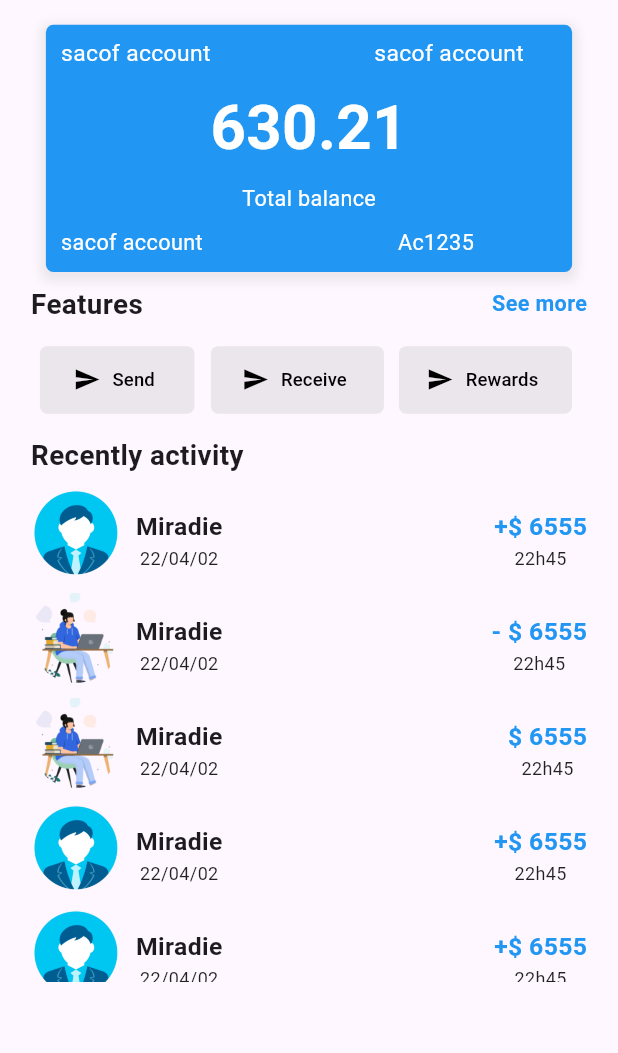
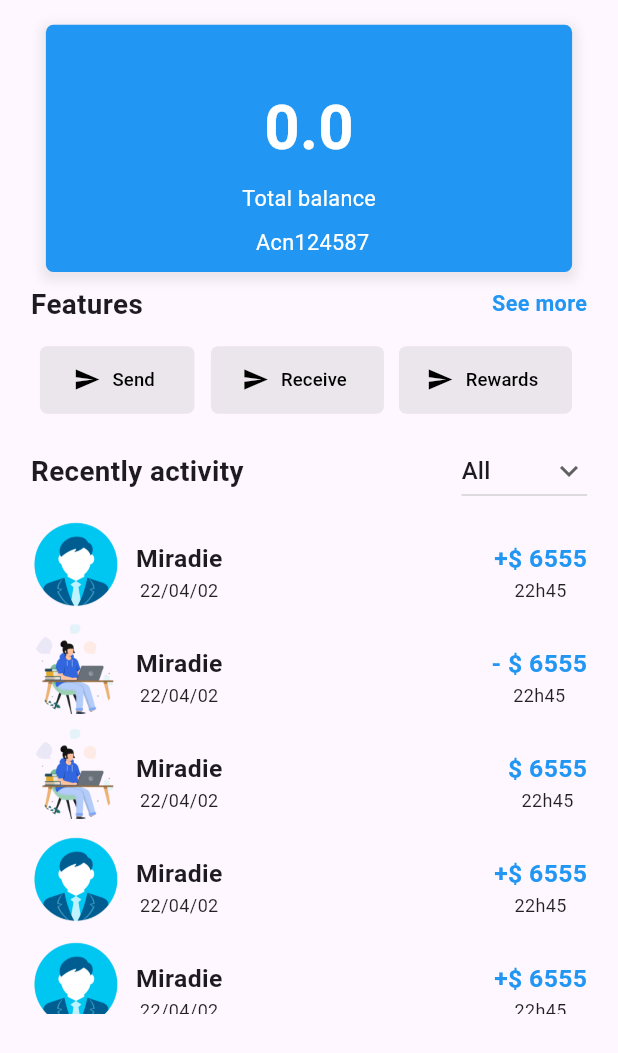
Before and after one commit to Honorine684/fluterrDay02, a Flutter app: the Home screen opened directly, on a phone screen of 412 x 824 dp. Shown: the top 1053 px of the screen. Run offline on Flutter 3.47's test engine with Material 3 defaults, Android fonts, the phone set to English and light mode, and no system bars; our stand-ins replace flutter_snake_navigationbar, shared_preferences, sqflite; accounts and stored records are empty.

Commit message:
ADD[ajout du dropdown sur la home page]

```diff
--- a/pay/lib/Home.dart
+++ b/pay/lib/Home.dart
@@ -73,7 +73,9 @@ final List<Map<String,String>> activity = [
 ];
 
 class HomeState extends State<Home> {
-  Future<Users?> getLoggedInUserData() async {
+
+  Users? userData ;
+  Future<Users?> getInfoUserConnecter() async {
   final SharedPreferences prefs = await SharedPreferences.getInstance();
   final int? userId = prefs.getInt('userId');
 
@@ -84,7 +86,12 @@ class HomeState extends State<Home> {
 
   return null;
 }
-  String dropdownvalue = 'All';
+Future<void> chargerInfoUser() async {
+  final user = await  getInfoUserConnecter();
+    setState(() {
+      userData = user;});
+}
+String dropdownvalue = 'All';
   var items = [
     'All',
     'Receive',
@@ -134,7 +141,7 @@ class HomeState extends State<Home> {
                           height: 10,
                         ),
                         Text(
-                          "sacof account",
+                          userData?.username ??"account",
                           style: TextStyle(
                               fontSize: largeurEcran * 0.037,
                               color: Colors.white),
@@ -144,7 +151,7 @@ class HomeState extends State<Home> {
                           width: 109,
                         ),
                         Text(
-                          "sacof account",
+                          userData?.username ??"account",
                           style: TextStyle(
                               fontSize: largeurEcran * 0.037,
                               color: Colors.white),
@@ -152,7 +159,7 @@ class HomeState extends State<Home> {
                       ],
                     ),
                     Text(
-                      "630.21",
+                      "${userData?.solde ?? '0.00'}",
                       style: TextStyle(
                           fontSize: largeurEcran * 0.1,
                           fontWeight: FontWeight.bold,
@@ -170,7 +177,7 @@ class HomeState extends State<Home> {
                           width: 10,
                         ),
                         Text(
-                          "sacof account",
+                          userData?.username ?? "account",
                           style: TextStyle(
                               fontSize: largeurEcran * 0.035,
                               color: Colors.white),
@@ -179,8 +186,8 @@ class HomeState extends State<Home> {
                           height: 10,
                           width: 130,
                         ),
-                        Text(
-                          "Ac1235",
+                        Text( "Acn124587"
+                           ,
                           style: TextStyle(
                               fontSize: largeurEcran * 0.035,
                               color: Colors.white),
@@ -305,25 +312,22 @@ class HomeState extends State<Home> {
                 ),
 
                 //dropdown
-      /*Center(
-        child: Column(
-          mainAxisAlignment: MainAxisAlignment.center,
-          children: [
-            DropdownButton(
+
+            DropdownButton<String>(
 
               // Initial Value
               value: dropdownvalue,
+              hint: const Text("Filter By"),
+
 
               // Down Arrow Icon
               icon: const Icon(Icons.keyboard_arrow_down),
 
               // Array list of items
-              items: items.map((String items) {
-                return DropdownMenuItem(
-                  value: items,
-                  child: Text(items),
-                );
-              }).toList(),
+              items: const [
+                DropdownMenuItem(value: 'All',child: Text('All'),),
+                DropdownMenuItem(value: "Recent",child: Text("Recent"),)
+              ],
               // After selecting the desired option,it will
               // change button value to selected value
               onChanged: (String? newValue) {
@@ -333,9 +337,9 @@ class HomeState extends State<Home> {
               },
             ),
           ],),
-            )]*/
 
-          ]),
+
+
             SizedBox(height: largeurEcran * 0.02),
             SizedBox(
               height: hauteurEcran*0.4,
--- a/pay/lib/JsonModels/User.dart
+++ b/pay/lib/JsonModels/User.dart
@@ -6,7 +6,7 @@ class Users {
     final String? username;
     final String email;
     final String userPassword;
-    final int? solde = 1000;
+    final double? solde;
 
    // Users({this.username = "", required this.email, required this.userPassword});
     Users({
@@ -14,6 +14,7 @@ class Users {
         this.username = "",
         required this.email,
         required this.userPassword,
+        this.solde = 1000,
 
     });
 
@@ -22,6 +23,7 @@ class Users {
         username: json["username"],
         email: json["email"],
         userPassword: json["userPassword"],
+        solde: json["solde"]
 
     );
 
```
